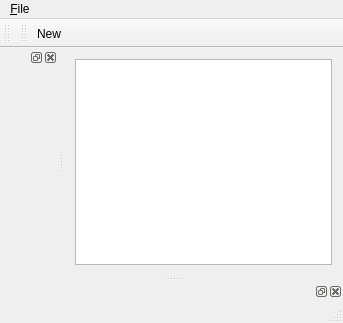
The window that mainwindow.ui (ossia/score) describes before a commit, drawn with Qt 5.
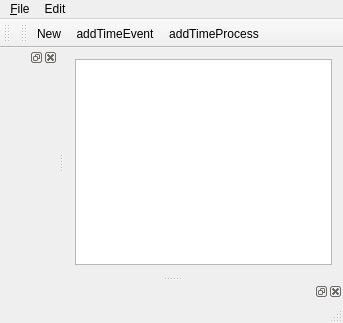
The same window after the commit. Custom widgets are drawn as their Qt base class.

Commit message: QActions added to select what kind of items to paint, and QMetaObject connection with the item.

Diff of the .ui file:
```diff
--- a/mainwindow.ui
+++ b/mainwindow.ui
@@ -35,7 +35,15 @@
     </property>
     <addaction name="action_New"/>
    </widget>
+   <widget class="QMenu" name="menuEdit">
+    <property name="title">
+     <string>Edit</string>
+    </property>
+    <addaction name="actionAddTimeEvent"/>
+    <addaction name="actionAddTimeProcess"/>
+   </widget>
    <addaction name="menu_File"/>
+   <addaction name="menuEdit"/>
   </widget>
   <widget class="QToolBar" name="mainToolBar">
    <attribute name="toolBarArea">
@@ -69,6 +77,8 @@
     <bool>false</bool>
    </attribute>
    <addaction name="action_New"/>
+   <addaction name="actionAddTimeEvent"/>
+   <addaction name="actionAddTimeProcess"/>
   </widget>
   <action name="action_New">
    <property name="text">
```
The commit also changes 4 other files.
